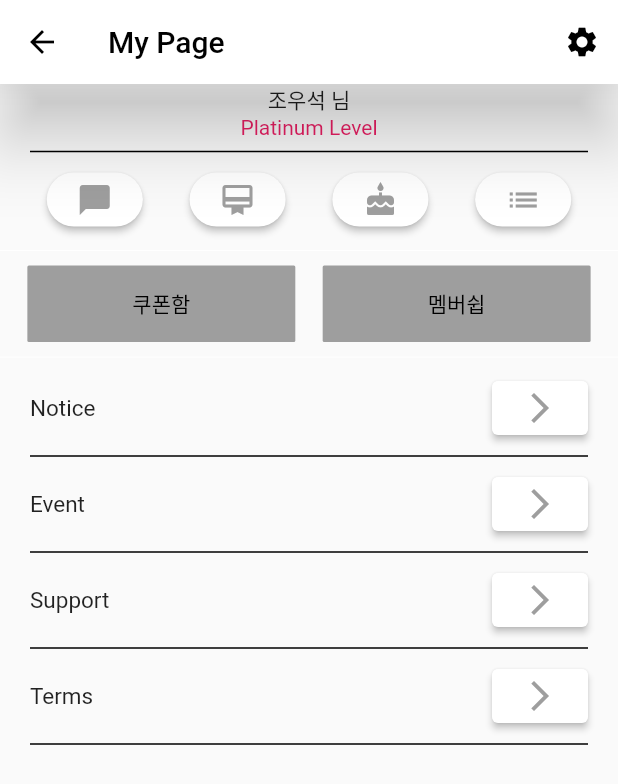
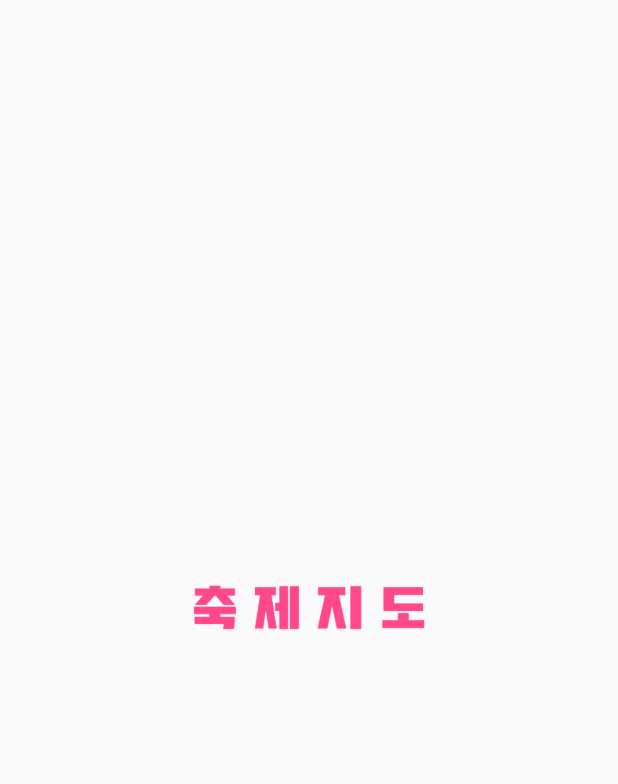
Before and after one commit to UmWooNeAh/FestivalMap, a Flutter app: the first screen one second after launch, on a phone screen of 412 x 824 dp. Shown: the top 784 px of the screen. Run offline on Flutter 3.47's test engine with Material 2 defaults, Android fonts, the phone set to English and light mode, and no system bars; our stand-ins replace carousel_slider, get; missing offline and left inert: floating_bottom_bar, naver_map_plugin.

Commit message:
Feat : Getx화면전환
홈에서 화면전환기능 추가
앱 시작시 로고화면 출력

```diff
--- a/lib/main.dart
+++ b/lib/main.dart
@@ -1,6 +1,14 @@
+import 'dart:async';
+
+import 'package:festivalmap/page/Bookmark.dart';
+import 'package:festivalmap/page/FestivalDetailPage.dart';
 import 'package:festivalmap/page/HomePage.dart';
+import 'package:festivalmap/page/MapPage.dart';
+import 'package:festivalmap/page/Menu.dart';
+import 'package:festivalmap/page/ReviewList.dart';
 import 'package:festivalmap/page/mypage.dart';
 import 'package:flutter/material.dart';
+import 'package:get/get.dart';
 
 void main() {
   runApp(const MyApp());
@@ -11,11 +19,52 @@ class MyApp extends StatelessWidget {
 
   @override
   Widget build(BuildContext context) {
-    return MaterialApp(
-      theme: ThemeData(
-        primarySwatch: Colors.grey,
-      ),
-      home: const MyPage(),
+    return GetMaterialApp(
+      title: "FestivalMap",
+      initialRoute: "/FestivalMap",
+      theme: ThemeData(primarySwatch: Colors.grey,),
+      home: const FestivalMap(),
+      getPages: [
+        GetPage(name: '/', page: () => const FestivalMap()),
+        GetPage(name: '/HomePage',           page: () => const HomePage(),),
+        GetPage(name: '/MapPage',            page: () => const MapPage(),),
+        GetPage(name: '/mypage',             page: () => const MyPage(),),
+        GetPage(name: '/Bookmark',           page: () => const Bookmark(),),
+        GetPage(name: '/FestivalDetailPage', page: () => const FestivalDetailPage(),),
+        GetPage(name: '/Menu',               page: () => const Menu(),),
+        GetPage(name: '/ReviewList',         page: () => const ReviewList(),),
+      ],
     );
   }
 }
+
+class FestivalMap extends StatefulWidget {
+  const FestivalMap({Key? key}) : super(key: key);
+
+  @override
+  State<FestivalMap> createState() => _FestivalMapState();
+}
+
+class _FestivalMapState extends State<FestivalMap> {
+  @override
+  void initState(){
+    super.initState();
+    Timer(Duration(seconds: 1), (){
+      Get.offAll(
+        () => HomePage(),
+        transition: Transition.leftToRightWithFade,
+        duration: Duration(seconds: 1),
+      );
+    });
+  }
+
+  @override
+  Widget build(BuildContext context) {
+    return Scaffold(
+      body: Container(
+        child: Image.asset("assets/엄우넹.png"),
+        alignment: Alignment.center,
+      ),
+    );
+  }
+}
--- a/lib/page/HomePage.dart
+++ b/lib/page/HomePage.dart
@@ -2,6 +2,8 @@ import 'package:carousel_slider/carousel_slider.dart';
 import 'package:floating_bottom_bar/animated_bottom_navigation_bar.dart';
 import 'package:flutter/cupertino.dart';
 import 'package:flutter/material.dart';
+import 'package:get/get.dart';
+import 'package:get/get_core/src/get_main.dart';
 
 class HomePage extends StatefulWidget {
   const HomePage({Key? key}) : super(key: key);
@@ -164,6 +166,7 @@ class _HomePageState extends State<HomePage> {
             onTap: (value) {
               setState(() {
                 index = value;
+                Get.toNamed('Menu');
               });
             },
           ),
@@ -178,6 +181,7 @@ class _HomePageState extends State<HomePage> {
             onTap: (value) {
               setState(() {
                 index = value;
+                Get.toNamed('MapPage');
               });
             },
           ),
@@ -191,6 +195,7 @@ class _HomePageState extends State<HomePage> {
             onTap: (value) {
               setState(() {
                 index = value;
+                Get.toNamed('Bookmark');
               });
             },
           ),
@@ -205,6 +210,7 @@ class _HomePageState extends State<HomePage> {
             onTap: (value) {
               setState(() {
                 index = value;
+                Get.toNamed("mypage");
               });
             },
           ),
--- a/lib/page/mypage.dart
+++ b/lib/page/mypage.dart
@@ -14,19 +14,6 @@ class _MyPageState extends State<MyPage> {
     final Color firstColor = Colors.black;
     final Color secondColor = Colors.grey;
     final Color thirdColor = Colors.white;
-    final ButtonStyle myPageMenuButton = ElevatedButton.styleFrom(
-        backgroundColor: Colors.white,
-        shape: const RoundedRectangleBorder(
-          borderRadius: BorderRadius.all(Radius.circular(30)),
-        )
-    ); // myPageMenuButton style declaration
-    final ButtonStyle myPageMenuButton_2 = ElevatedButton.styleFrom(
-        backgroundColor: secondColor,
-        padding: EdgeInsets.symmetric(vertical: 15, horizontal: 70),
-        shape: const RoundedRectangleBorder(
-          borderRadius: BorderRadius.all(Radius.circular(1)),
-        )
-    ); // myPageMenuButton_2 style declaration
 
     Divider menuDivider = Divider(
       thickness: 1,
@@ -35,21 +22,10 @@ class _MyPageState extends State<MyPage> {
       color: firstColor,
     );
 
-    final List<String> entries = <String>[
-      "Notice",
-      "Event",
-      "Support",
-      "Terms"
-    ];
-
     return Scaffold(
       appBar: AppBar(
         elevation: 20,
         backgroundColor: thirdColor,
-        leading: IconButton(
-          icon: Icon(Icons.arrow_back, color: firstColor,),
-          onPressed: () {},
-        ),
         title: Text("My Page", style: TextStyle(color: firstColor,),),
         actions: <Widget>[
           IconButton(
@@ -60,106 +36,30 @@ class _MyPageState extends State<MyPage> {
       ),
       body: Column(
           children: [
+            Container(
+              padding: EdgeInsets.all(20),
+              child: Image.asset("assets/001-smile.png"),
+            ),
             Row(
-              mainAxisAlignment: MainAxisAlignment.spaceAround,
+              mainAxisAlignment: MainAxisAlignment.center,
               children: <Widget>[
-                Column(
-                  children: [
-                    Text("조우석 님",),
-                    Text(
-                      "Platinum Level", style: TextStyle(color: Colors.pink,),),
-                  ],
+                Container(
+                  padding: EdgeInsets.symmetric(horizontal: 20),
+                  child: Text("조우석 님",),
                 ),
+                ElevatedButton(onPressed: (){}, child: Icon(Icons.add)),
               ],
             ),
             menuDivider,
             Row(
-              mainAxisAlignment: MainAxisAlignment.spaceEvenly,
-              children: <Widget>[
-                ElevatedButton(
-                  child: Icon(Icons.chat_bubble, color: secondColor,),
-                  onPressed: () {},
-                  style: myPageMenuButton,
-                ),
-                ElevatedButton(
-                  child: Icon(Icons.card_membership, color: secondColor,),
-                  onPressed: () {},
-                  style: myPageMenuButton,
-                ),
-                ElevatedButton(
-                  child: Icon(Icons.cake, color: secondColor,),
-                  onPressed: () {},
-                  style: myPageMenuButton,
-                ),
-                ElevatedButton(
-                  child: Icon(Icons.list, color: secondColor,),
-                  onPressed: () {},
-                  style: myPageMenuButton,
-                ),
+              children: [
+                Image.asset("assets/006-bookmark-1.png"),
+                Text("내가 어떤 리뷰를 썼을까요?"),
               ],
             ),
-            Divider(thickness: 0, height: 20, color: thirdColor,),
-            Row(
-              mainAxisAlignment: MainAxisAlignment.spaceEvenly,
-              children: [
-                TextButton(
-                  child: Text("쿠폰함", style: TextStyle(color: Colors.black,),),
-                  onPressed: () {},
-                  style: myPageMenuButton_2,
-                ),
-                TextButton(
-                  child: Text("멤버쉽", style: TextStyle(color: Colors.black),),
-                  onPressed: () {},
-                  style: myPageMenuButton_2,
-                ),
-              ],
-            ),
-            Divider(thickness: 0, height: 20, color: thirdColor,),
-            Column(
-              children: [
-                MenuList(str: entries[0], color: secondColor),
-                menuDivider,
-                MenuList(str: entries[1], color: secondColor),
-                menuDivider,
-                MenuList(str: entries[2], color: secondColor),
-                menuDivider,
-                MenuList(str: entries[3], color: secondColor),
-                menuDivider,
-              ],
-            )
+            menuDivider,
           ]
       ),
     );
   }
 }
-
-class MenuList extends StatelessWidget {
-  final String str;
-  final Color color;
-  const MenuList({Key? key, required this.str, required this.color}) : super(key: key);
-
-  @override
-  Widget build(BuildContext context) {
-    return Container(
-      child: Row(
-        mainAxisAlignment: MainAxisAlignment.spaceBetween,
-        children: [
-          Container(
-            padding: EdgeInsets.symmetric(horizontal: 20),
-            child: Text(str, style: TextStyle(fontSize: 15),),
-          ),
-          Container(
-            padding: EdgeInsets.symmetric(horizontal: 20),
-            child: ElevatedButton(
-              onPressed: (){},
-              child: Icon(Icons.arrow_forward_ios, color: color,),
-              style: ElevatedButton.styleFrom(
-                backgroundColor: Colors.white,
-              ),
-            ),
-          ),
-        ],
-      ),
-    );
-  }
-}
--- a/pubspec.yaml
+++ b/pubspec.yaml
@@ -39,6 +39,7 @@ dependencies:
   naver_map_plugin:
     git: https://github.com/LBSTECH/naver_map_plugin.git
   floating_bottom_bar: ^0.0.2
+  get: ^4.6.5
 
 dev_dependencies:
   flutter_test:
```
Also changed, not shown: lib/page/Bookmark.dart (+22 -0 lines), lib/page/Menu.dart (+60 -0 lines), lib/page/ReviewList.dart (+15 -0 lines), lib/page/model/CustomBottomNavigationBar.dart (added).
